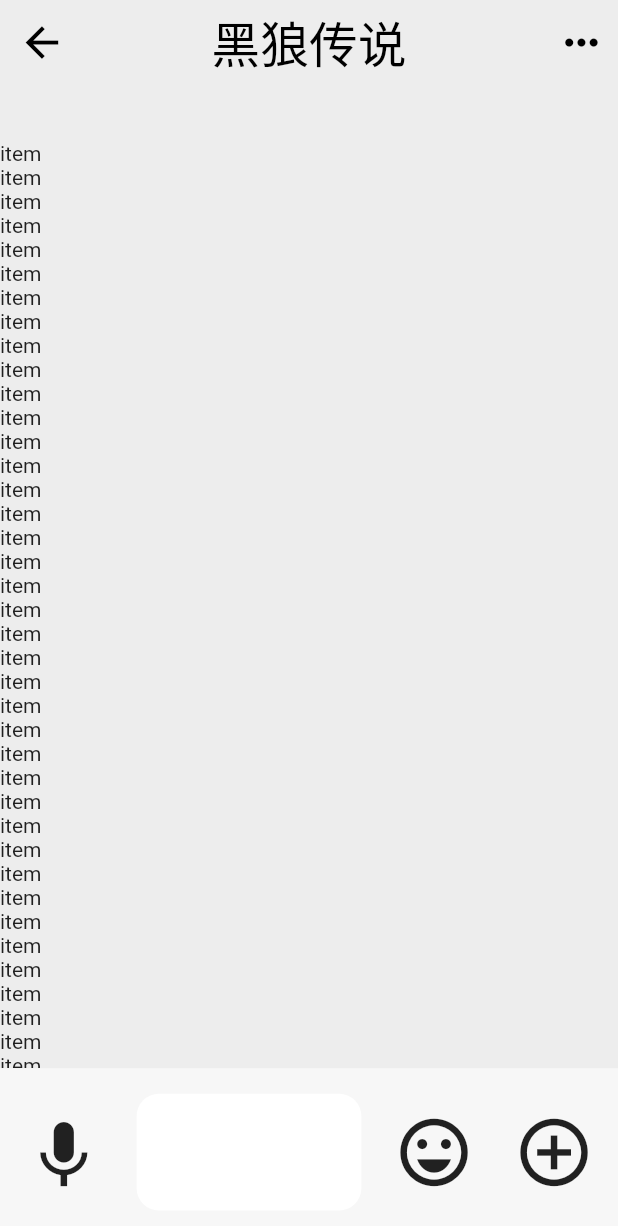
After one commit to sunpu007/flutter_wechat, a Flutter app: the screen it shows after launch, after a tap on "黑狼传说", on a phone screen of 412 x 824 dp. The commit adds this screen. Shown: the top 1226 px of the screen. Run offline on Flutter 3.47's test engine with Material 2 defaults, Android fonts, the phone set to English and light mode, and no system bars; network calls fail.

Commit message:
'聊天页基础样式'

```diff
--- a/lib/core/router/router.dart
+++ b/lib/core/router/router.dart
@@ -1,3 +1,4 @@
+import 'package:flutter_wechat/ui/pages/chat/chat.dart';
 import 'package:flutter_wechat/ui/pages/circle_friends/circle_friends.dart';
 import 'package:flutter_wechat/ui/pages/main/main.dart';
 import 'package:flutter_wechat/ui/pages/user_info/user_info.dart';
@@ -11,5 +12,6 @@ class AppRouter {
     MainPage.routerName: (ctx) => MainPage(),
     CircleFriends.routerName: (ctx) => CircleFriends(),
     UserInfoPage.routerName: (ctx) => UserInfoPage(),
+    ChatPage.routerName: (ctx) => ChatPage(),
   };
 }
--- a/lib/ui/pages/address_book/address_book.dart
+++ b/lib/ui/pages/address_book/address_book.dart
@@ -2,9 +2,7 @@ import 'dart:convert';
 
 import 'package:flutter/material.dart';
 import 'package:flutter_wechat/core/model/address_books_model.dart';
-import 'package:flutter_wechat/core/model/user_info_model.dart';
 import 'package:flutter_wechat/core/services/json_parse.dart';
-import 'package:flutter_wechat/ui/components/list_nav_item.dart';
 import 'package:flutter_wechat/ui/components/main_appbar.dart';
 import 'package:flutter_wechat/ui/pages/address_book/classification.dart';
 import 'package:flutter_wechat/ui/pages/address_book/contact_person.dart';
--- a/lib/ui/pages/address_book/contact_person.dart
+++ b/lib/ui/pages/address_book/contact_person.dart
@@ -8,6 +8,7 @@ class ContactPerson extends StatelessWidget {
   final bool isShowBottomBorder;
   final String? jumpPath;
   final Object? jumpArguments;
+
 
   const ContactPerson({
     Key? key,
--- /dev/null
+++ b/lib/ui/pages/chat/chat.dart
@@ -0,0 +1,74 @@
+import 'package:flutter/cupertino.dart';
+import 'package:flutter/material.dart';
+import 'package:flutter_wechat/ui/shared/app_theme.dart';
+import 'package:flutter_wechat/core/extension/double_extension.dart';
+
+class ChatPage extends StatelessWidget {
+  static const String routerName = '/chat';
+
+  const ChatPage({Key? key}) : super(key: key);
+
+  @override
+  Widget build(BuildContext context) {
+    return Scaffold(
+      appBar: PreferredSize(
+        preferredSize: Size.fromHeight(AppTheme.appBarHeight),
+        child: AppBar(
+          title: Text('黑狼传说'),
+          actions: [
+            IconButton(
+              icon: Icon(Icons.more_horiz_outlined),
+              onPressed: () {},
+            ),
+          ],
+        ),
+      ),
+      body: Column(
+        children: [
+          Expanded(
+            child: ListView.builder(
+              itemCount: 50,
+              itemBuilder: (BuildContext context, int index) {
+                return Text('item');
+              },
+            ),
+          ),
+          Container(
+            constraints: BoxConstraints(
+              minHeight: 151.0.px
+            ),
+            padding: EdgeInsets.all(21.0.px),
+            decoration: BoxDecoration(
+              color: Theme.of(context).bottomNavigationBarTheme.backgroundColor,
+            ),
+            child: Row(
+              children: [
+                Icon(Icons.keyboard_voice, size: 73.0.px,),
+                Expanded(
+                  child: Container(
+                    height: 105.0.px,
+                    margin: EdgeInsets.symmetric(horizontal: 29.0.px),
+                    decoration: BoxDecoration(
+                      color: Colors.white,
+                      borderRadius: BorderRadius.circular(AppTheme.defaultBorderRadius),
+                    ),
+                    child: TextField(
+                      decoration: InputDecoration(
+                        border: OutlineInputBorder(
+                          borderSide: BorderSide.none,
+                        ),
+                      ),
+                    ),
+                  ),
+                ),
+                Icon(Icons.emoji_emotions_outlined, size: 73.0.px,),
+                SizedBox(width: 35.0.px,),
+                Icon(Icons.add_circle_outline, size: 73.0.px,),
+              ],
+            ),
+          )
+        ],
+      ),
+    );
+  }
+}
--- a/lib/ui/pages/message/message.dart
+++ b/lib/ui/pages/message/message.dart
@@ -2,6 +2,7 @@ import 'package:flutter/material.dart';
 
 import 'package:flutter_wechat/core/extension/double_extension.dart';
 import 'package:flutter_wechat/ui/components/main_appbar.dart';
+import 'package:flutter_wechat/ui/pages/message/user_list_item.dart';
 import 'package:flutter_wechat/ui/shared/app_theme.dart';
 
 class MessagePage extends StatelessWidget {
@@ -16,87 +17,7 @@ class MessagePage extends StatelessWidget {
       body: ListView.builder(
         itemCount: 30,
         itemBuilder: (BuildContext context, int index) {
-          return Row(
-            crossAxisAlignment: CrossAxisAlignment.center,
-            children: [
-              Container(
-                // padding: EdgeInsets.all(43.0.px),
-                padding: EdgeInsets.symmetric(
-                  vertical: 32.0.px,
-                  horizontal: 43.0.px,
-                ),
-                child: ClipRRect(
-                  borderRadius: BorderRadius.circular(AppTheme.defaultBorderRadius),
-                  child: Image.network(
-                    'https://oss-blog.myjerry.cn/avatar/blog-avatar.jpg',
-                    width: 130.0.px,
-                    height: 130.0.px,
-                    fit: BoxFit.cover,
-                  ),
-                ),
-              ),
-              Expanded(
-                child: Container(
-                  height: 194.0.px,
-                  padding: EdgeInsets.fromLTRB(0, 32.0.px, 43.0.px, 32.0.px),
-                  decoration: BoxDecoration(
-                    border: Border(
-                      bottom: BorderSide(
-                        color: Theme.of(context).dividerColor,
-                        width: 1.0.px,
-                      )
-                    )
-                  ),
-                  child: Column(
-                    mainAxisAlignment: MainAxisAlignment.spaceBetween,
-                    children: [
-                      Row(
-                        mainAxisAlignment: MainAxisAlignment.spaceBetween,
-                        crossAxisAlignment: CrossAxisAlignment.start,
-                        children: [
-                          Text(
-                            '黑狼传说',
-                            style: TextStyle(
-                              fontSize: 44.0.px,
-                            ),
-                          ),
-                          Text(
-                            '21:09',
-                            style: TextStyle(
-                              fontSize: 34.0.px,
-                              color: Color(0xffb2b2b2),
-                            ),
-                          )
-                        ],
-                      ),
-                      Row(
-                        children: [
-                          Expanded(
-                            child: Text(
-                              '程序员开始开发啦程序员开始开发啦程序员开始开发啦程序员开始开发啦',
-                              overflow: TextOverflow.ellipsis,
-                              style: TextStyle(
-                                fontSize: 34.0.px,
-                                color: Color(0xffb2b2b2),
-                              ),
-                            ),
-                          ),
-                          SizedBox(
-                            width: 50.0.px,
-                          ),
-                          Icon(
-                            Icons.notifications_off_outlined,
-                            size: 50.0.px,
-                            color: Color(0xffb2b2b2),
-                          ),
-                        ],
-                      )
-                    ],
-                  ),
-                ),
-              ),
-            ],
-          );
+          return UserListItem();
         },
       ),
     );
--- /dev/null
+++ b/lib/ui/pages/message/user_list_item.dart
@@ -0,0 +1,98 @@
+import 'package:flutter/material.dart';
+import 'package:flutter_wechat/ui/pages/chat/chat.dart';
+import 'package:flutter_wechat/ui/shared/app_theme.dart';
+import 'package:flutter_wechat/core/extension/double_extension.dart';
+
+class UserListItem extends StatelessWidget {
+  const UserListItem({Key? key}) : super(key: key);
+
+  @override
+  Widget build(BuildContext context) {
+    return GestureDetector(
+      child: Row(
+        crossAxisAlignment: CrossAxisAlignment.center,
+        children: [
+          Container(
+            // padding: EdgeInsets.all(43.0.px),
+            padding: EdgeInsets.symmetric(
+              vertical: 32.0.px,
+              horizontal: 43.0.px,
+            ),
+            child: ClipRRect(
+              borderRadius: BorderRadius.circular(AppTheme.defaultBorderRadius),
+              child: Image.network(
+                'https://oss-blog.myjerry.cn/avatar/blog-avatar.jpg',
+                width: 130.0.px,
+                height: 130.0.px,
+                fit: BoxFit.cover,
+              ),
+            ),
+          ),
+          Expanded(
+            child: Container(
+              height: 194.0.px,
+              padding: EdgeInsets.fromLTRB(0, 32.0.px, 43.0.px, 32.0.px),
+              decoration: BoxDecoration(
+                  border: Border(
+                      bottom: BorderSide(
+                        color: Theme.of(context).dividerColor,
+                        width: 1.0.px,
+                      )
+                  )
+              ),
+              child: Column(
+                mainAxisAlignment: MainAxisAlignment.spaceBetween,
+                children: [
+                  Row(
+                    mainAxisAlignment: MainAxisAlignment.spaceBetween,
+                    crossAxisAlignment: CrossAxisAlignment.start,
+                    children: [
+                      Text(
+                        '黑狼传说',
+                        style: TextStyle(
+                          fontSize: 44.0.px,
+                        ),
+                      ),
+                      Text(
+                        '21:09',
+                        style: TextStyle(
+                          fontSize: 34.0.px,
+                          color: Color(0xffb2b2b2),
+                        ),
+                      )
+                    ],
+                  ),
+                  Row(
+                    children: [
+                      Expanded(
+                        child: Text(
+                          '程序员开始开发啦程序员开始开发啦程序员开始开发啦程序员开始开发啦',
+                          overflow: TextOverflow.ellipsis,
+                          style: TextStyle(
+                            fontSize: 34.0.px,
+                            color: Color(0xffb2b2b2),
+                          ),
+                        ),
+                      ),
+                      SizedBox(
+                        width: 50.0.px,
+                      ),
+                      Icon(
+                        Icons.notifications_off_outlined,
+                        size: 50.0.px,
+                        color: Color(0xffb2b2b2),
+                      ),
+                    ],
+                  ),
+                ],
+              ),
+            ),
+          ),
+        ],
+      ),
+      onTap: () {
+        Navigator.of(context).pushNamed(ChatPage.routerName);
+      },
+    );
+  }
+}
```
